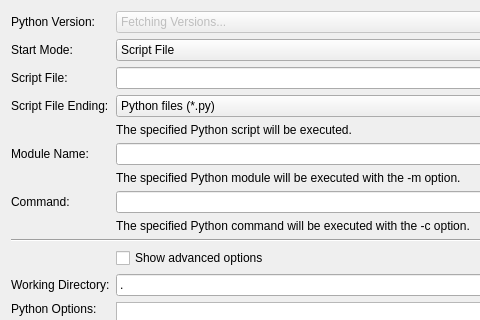
Qt form src/brickv/plugin_system/plugins/red/ui/program_page_python.ui (Tinkerforge/brickv) before a commit; both pictures show x 0 to 480 and y 0 to 320 of the 582 by 689 pixel window.
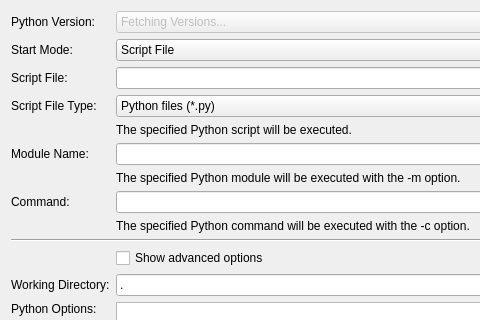
The same form after that commit. Custom widgets are drawn as their Qt base class.

```diff
--- a/src/brickv/plugin_system/plugins/red/ui/program_page_python.ui
+++ b/src/brickv/plugin_system/plugins/red/ui/program_page_python.ui
@@ -256,7 +256,7 @@
      <item row="3" column="0">
       <widget class="QLabel" name="label_script_file_ending">
        <property name="text">
-        <string>Script File Ending:</string>
+        <string>Script File Type:</string>
        </property>
       </widget>
      </item>
```
Left out of the diff: 4 changed lines with no effect on the pictures.
